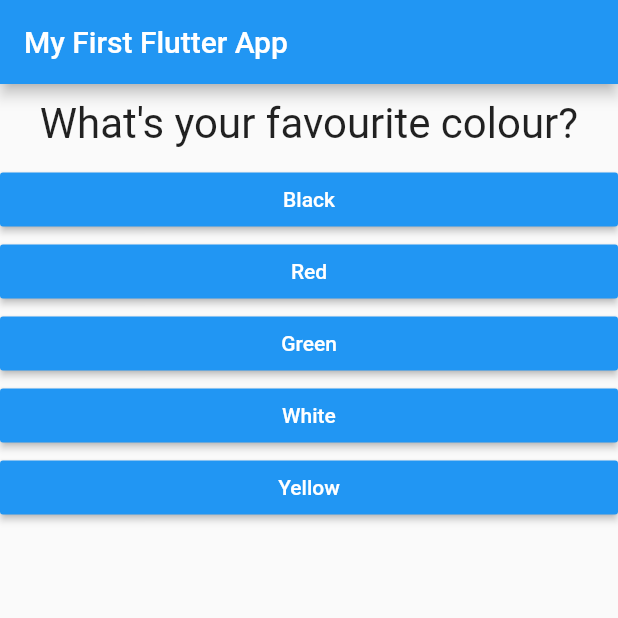
After one commit to paulrsmithjnr/flutter_practice, a Flutter app: the screen it shows after launch, on a phone screen of 412 x 824 dp, the top half of it. The commit adds this screen. Run offline on Flutter 3.47's test engine with Material 2 defaults, Android fonts, the phone set to English and light mode, and no system bars.

Commit message:
Added 'Quiz' and 'Result' widgets to make code easier to read

```diff
--- a/lib/main.dart
+++ b/lib/main.dart
@@ -1,7 +1,7 @@
 import 'package:flutter/material.dart';
 
-import './question.dart';
-import './answer.dart';
+import './quiz.dart';
+import './result.dart';
 
 // void main() {
 //   runApp(MyApp());
@@ -19,7 +19,7 @@ class MyApp extends StatefulWidget {
 
 class _MyAppState extends State<MyApp> {
   // static const questions = [ //OR
-  final questions = const [
+  final _questions = const [
     {
       'questionText': 'What\'s your favourite colour?',
       'answers': ['Black', 'Red', 'Green', 'White', 'Yellow']
@@ -39,7 +39,7 @@ class _MyAppState extends State<MyApp> {
     setState(() {
       _questionIndex = _questionIndex + 1;
     });
-    if (_questionIndex < questions.length - 1) {
+    if (_questionIndex < _questions.length - 1) {
       print('We have more questions!');
     } else {
       print('No more questions!');
@@ -56,21 +56,13 @@ class _MyAppState extends State<MyApp> {
             'My First Flutter App',
           ),
         ),
-        body: _questionIndex < questions.length
-            ? Column(
-                children: [
-                  Question(
-                    questions[_questionIndex]['questionText'] as String,
-                  ),
-                  ...(questions[_questionIndex]['answers'] as List<String>)
-                      .map((answer) {
-                    return Answer(_answerQuestion, answer);
-                  }).toList()
-                ],
+        body: _questionIndex < _questions.length
+            ? Quiz(
+                answerQuestion: _answerQuestion,
+                questionIndex: _questionIndex,
+                questions: _questions,
               )
-            : Center(
-                child: Text('You did it!'),
-              ),
+            : Result(),
       ),
     );
   }
--- /dev/null
+++ b/lib/quiz.dart
@@ -0,0 +1,29 @@
+import 'package:flutter/material.dart';
+
+import './question.dart';
+import './answer.dart';
+
+class Quiz extends StatelessWidget {
+  final List<Map<String, Object>> questions;
+  final int questionIndex;
+  final VoidCallback answerQuestion;
+
+  Quiz(
+      {required this.questions,
+      required this.answerQuestion,
+      required this.questionIndex});
+
+  @override
+  Widget build(BuildContext context) {
+    return Column(
+      children: [
+        Question(
+          questions[questionIndex]['questionText'] as String,
+        ),
+        ...(questions[questionIndex]['answers'] as List<String>).map((answer) {
+          return Answer(answerQuestion, answer);
+        }).toList()
+      ],
+    );
+  }
+}
```
Also changed, not shown: lib/result.dart (added, +12 -0 lines).
